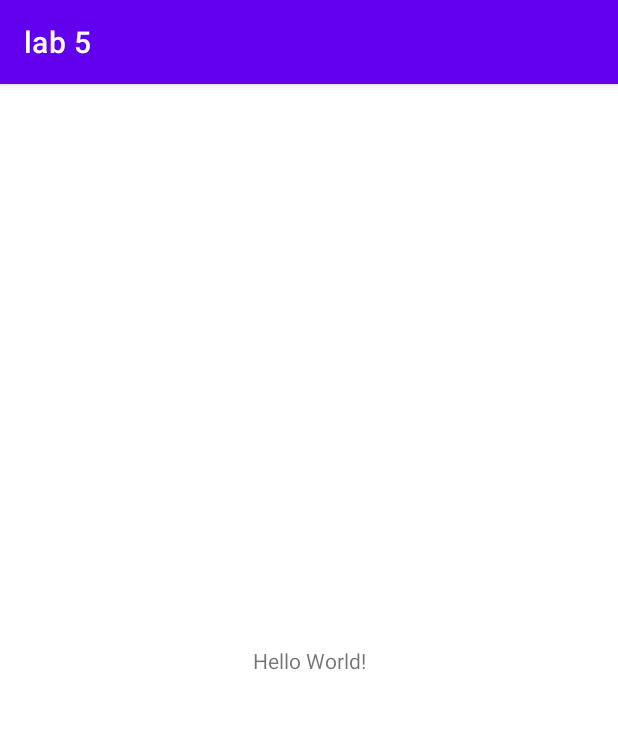
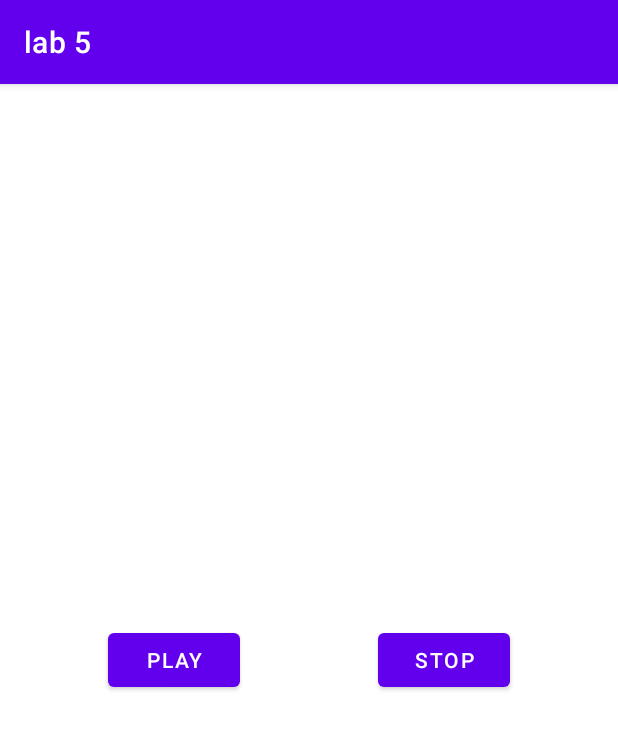
Before and after one commit to Harshaprabath/lab_5, an Android app: the screen it shows after launch (MainActivity), on a phone screen of 412 x 824 dp. Shown: the top 729 px of the screen. Run offline under Robolectric (Android 15) with nearby library versions, the phone set to English and light mode, and no system bars.

Commit message:
second comit

```diff
--- a/app/src/main/AndroidManifest.xml
+++ b/app/src/main/AndroidManifest.xml
@@ -16,6 +16,7 @@
                 <category android:name="android.intent.category.LAUNCHER" />
             </intent-filter>
         </activity>
+        <service android:name=".MyServices" />
     </application>
 
 </manifest>
--- a/app/src/main/java/com/example/lab5/MainActivity.java
+++ b/app/src/main/java/com/example/lab5/MainActivity.java
@@ -2,9 +2,12 @@ package com.example.lab5;
 
 import androidx.appcompat.app.AppCompatActivity;
 
+import android.content.Intent;
 import android.os.Bundle;
 import android.media.MediaPlayer;
 import android.provider.Settings;
+import android.view.View;
+import android.widget.Button;
 
 public class MainActivity extends AppCompatActivity {
 
@@ -13,9 +16,26 @@ public class MainActivity extends AppCompatActivity {
         super.onCreate(savedInstanceState);
         setContentView(R.layout.activity_main);
 
-        MediaPlayer player = MediaPlayer.create(this, Settings.System.DEFAULT_RINGTONE_URI);
-        player.setLooping(true);
-        player.start();
+        // service ekata gatta nisa
+        // MediaPlayer player = MediaPlayer.create(this, Settings.System.DEFAULT_RINGTONE_URI);
+        // player.setLooping(true);
+        // player.start();
 
+        Button btn_start = (Button) findViewById(R.id.button);
+        Button btn_stop = (Button) findViewById(R.id.button2);
+
+        btn_start.setOnClickListener(new View.OnClickListener() {
+            @Override
+            public void onClick(View view) {
+                startService(new Intent(MainActivity.this, MyServices.class));
+            }
+        });
+
+        btn_stop.setOnClickListener(new View.OnClickListener() {
+            @Override
+            public void onClick(View view) {
+                stopService(new Intent(MainActivity.this, MyServices.class));
+            }
+        });
     }
 }
--- a/app/src/main/java/com/example/lab5/MyServices.java
+++ b/app/src/main/java/com/example/lab5/MyServices.java
@@ -4,6 +4,7 @@ import android.app.Service;
 import android.content.Intent;
 import android.media.MediaPlayer;
 
+import android.os.IBinder;
 import android.provider.Settings;
 
 import androidx.annotation.Nullable;
@@ -12,11 +13,16 @@ public class MyServices extends Service {
 
     private MediaPlayer player;
 
+    @Nullable
+    @Override
+    public IBinder onBind(Intent intent) {
+        return null;
+    }
+
     @Override
     public int onStartCommand(Intent intent, int flags, int startId) {
-        return super.onStartCommand(intent, flags, startId);
 
-        player = MediaPlayer.create(this,Settings.System.DEFAULT_NOTIFICATION_URI);
+        player = MediaPlayer.create(this,Settings.System.DEFAULT_RINGTONE_URI);
         player.setLooping(true);
         player.start();
         return START_STICKY;
@@ -25,11 +31,9 @@ public class MyServices extends Service {
 
     @Override
     public void onDestroy() {
-        super.onDestroy();
+
         super.onDestroy();
         player.stop();
 
     }
-
-
 }
--- a/app/src/main/res/layout/activity_main.xml
+++ b/app/src/main/res/layout/activity_main.xml
@@ -6,13 +6,27 @@
     android:layout_height="match_parent"
     tools:context=".MainActivity">
 
-    <TextView
+    <Button
+        android:id="@+id/button"
         android:layout_width="wrap_content"
         android:layout_height="wrap_content"
-        android:text="Hello World!"
+        android:text="PLAY"
         app:layout_constraintBottom_toBottomOf="parent"
-        app:layout_constraintLeft_toLeftOf="parent"
-        app:layout_constraintRight_toRightOf="parent"
+        app:layout_constraintEnd_toStartOf="@+id/button2"
+        app:layout_constraintHorizontal_bias="0.5"
+        app:layout_constraintStart_toStartOf="parent"
         app:layout_constraintTop_toTopOf="parent" />
 
+    <Button
+        android:id="@+id/button2"
+        android:layout_width="wrap_content"
+        android:layout_height="wrap_content"
+        android:layout_marginStart="20dp"
+        android:layout_marginLeft="20dp"
+        android:text="STOP"
+        app:layout_constraintBottom_toBottomOf="parent"
+        app:layout_constraintEnd_toEndOf="parent"
+        app:layout_constraintHorizontal_bias="0.5"
+        app:layout_constraintStart_toEndOf="@+id/button"
+        app:layout_constraintTop_toTopOf="parent" />
 </androidx.constraintlayout.widget.ConstraintLayout>
```
